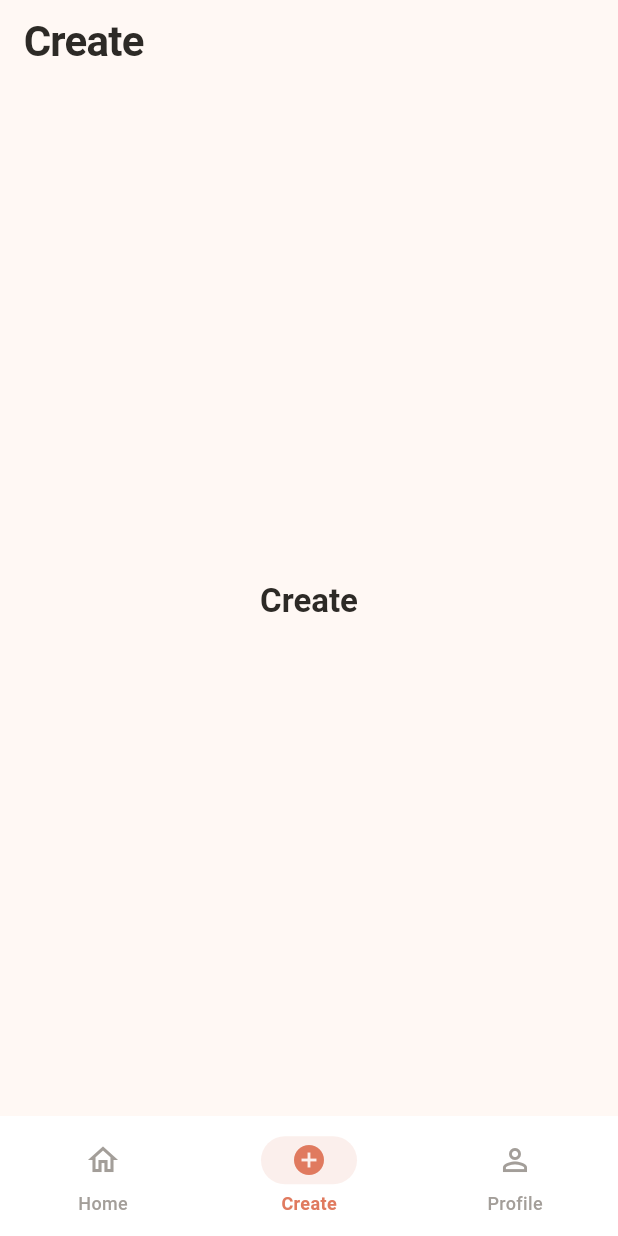
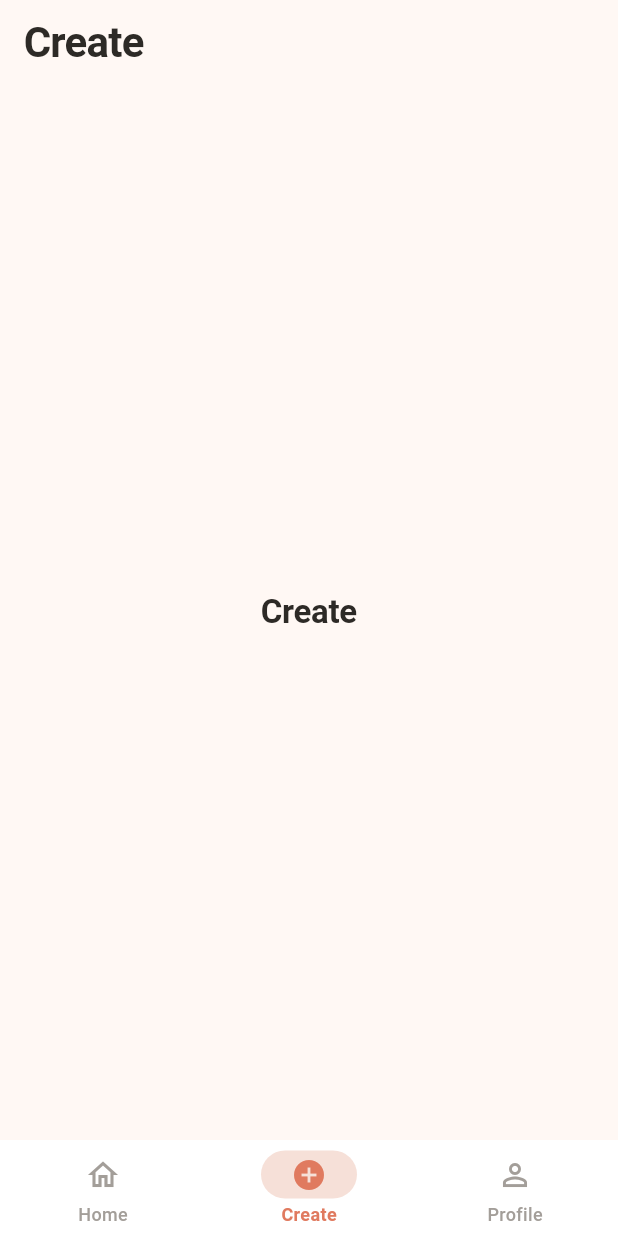
Before and after one commit to zakarbrnd-byte/MOMO, a Flutter app: the screen it shows after launch, item 2 of the bottom bar chosen, on a phone screen of 412 x 824 dp. Run offline on Flutter 3.47's test engine with Material 3 defaults, Android fonts, the phone set to English and light mode, and no system bars; our stand-ins replace flutter_riverpod.

Commit message:
Add MOMO design system tokens and theme wiring.
Expand warm/minimal design tokens per docs/06_Design_System.md:
colors, large typography, spacing scale, rounded card style,
button styles, and AppTheme — no screens.

Co-authored-by: zakarbrnd-byte <zakarbrnd-byte@users.noreply.github.com>

```diff
--- /dev/null
+++ b/lib/core/theme/app_button_style.dart
@@ -0,0 +1,106 @@
+import 'package:flutter/material.dart';
+
+import 'app_colors.dart';
+import 'app_spacing.dart';
+import 'app_typography.dart';
+
+/// Soft, rounded button styles — large tap targets, minimal chrome.
+abstract final class AppButtonStyle {
+  static const double radius = 16;
+  static const double minHeight = AppSpacing.tapTarget;
+
+  static BorderRadius get borderRadius => BorderRadius.circular(radius);
+
+  static Size get minimumSize => const Size(64, minHeight);
+
+  static EdgeInsetsGeometry get padding => const EdgeInsets.symmetric(
+        horizontal: AppSpacing.xl,
+        vertical: AppSpacing.md,
+      );
+
+  static RoundedRectangleBorder get shape =>
+      RoundedRectangleBorder(borderRadius: borderRadius);
+
+  /// Primary CTA — coral fill, white label.
+  static ButtonStyle get primary => ButtonStyle(
+        elevation: const WidgetStatePropertyAll(0),
+        shadowColor: const WidgetStatePropertyAll(Colors.transparent),
+        backgroundColor: WidgetStateProperty.resolveWith((states) {
+          if (states.contains(WidgetState.disabled)) {
+            return AppColors.primarySoft;
+          }
+          if (states.contains(WidgetState.pressed)) {
+            return AppColors.primaryDark;
+          }
+          return AppColors.primary;
+        }),
+        foregroundColor: WidgetStateProperty.resolveWith((states) {
+          if (states.contains(WidgetState.disabled)) {
+            return AppColors.textTertiary;
+          }
+          return AppColors.onPrimary;
+        }),
+        textStyle: const WidgetStatePropertyAll(AppTypography.button),
+        minimumSize: WidgetStatePropertyAll(minimumSize),
+        padding: WidgetStatePropertyAll(padding),
+        shape: WidgetStatePropertyAll(shape),
+      );
+
+  /// Secondary — outlined on warm surface.
+  static ButtonStyle get secondary => ButtonStyle(
+        elevation: const WidgetStatePropertyAll(0),
+        shadowColor: const WidgetStatePropertyAll(Colors.transparent),
+        backgroundColor: const WidgetStatePropertyAll(AppColors.surface),
+        foregroundColor: WidgetStateProperty.resolveWith((states) {
+          if (states.contains(WidgetState.disabled)) {
+            return AppColors.textTertiary;
+          }
+          return AppColors.primary;
+        }),
+        textStyle: WidgetStatePropertyAll(
+          AppTypography.button.copyWith(color: AppColors.primary),
+        ),
+        minimumSize: WidgetStatePropertyAll(minimumSize),
+        padding: WidgetStatePropertyAll(padding),
+        side: WidgetStateProperty.resolveWith((states) {
+          if (states.contains(WidgetState.disabled)) {
+            return const BorderSide(color: AppColors.border);
+          }
+          return const BorderSide(color: AppColors.primary, width: 1.5);
+        }),
+        shape: WidgetStatePropertyAll(shape),
+      );
+
+  /// Quiet text action.
+  static ButtonStyle get text => ButtonStyle(
+        elevation: const WidgetStatePropertyAll(0),
+        foregroundColor: WidgetStateProperty.resolveWith((states) {
+          if (states.contains(WidgetState.disabled)) {
+            return AppColors.textTertiary;
+          }
+          return AppColors.primary;
+        }),
+        textStyle: WidgetStatePropertyAll(
+          AppTypography.button.copyWith(color: AppColors.primary),
+        ),
+        minimumSize: WidgetStatePropertyAll(minimumSize),
+        padding: const WidgetStatePropertyAll(
+          EdgeInsets.symmetric(
+            horizontal: AppSpacing.lg,
+            vertical: AppSpacing.sm,
+          ),
+        ),
+        shape: WidgetStatePropertyAll(shape),
+      );
+
+  static ElevatedButtonThemeData get elevatedTheme =>
+      ElevatedButtonThemeData(style: primary);
+
+  static FilledButtonThemeData get filledTheme =>
+      FilledButtonThemeData(style: primary);
+
+  static OutlinedButtonThemeData get outlinedTheme =>
+      OutlinedButtonThemeData(style: secondary);
+
+  static TextButtonThemeData get textTheme => TextButtonThemeData(style: text);
+}
--- /dev/null
+++ b/lib/core/theme/app_card_style.dart
@@ -0,0 +1,39 @@
+import 'package:flutter/material.dart';
+
+import 'app_colors.dart';
+import 'app_spacing.dart';
+
+/// Rounded, quiet card chrome — "Everything is a Card."
+abstract final class AppCardStyle {
+  static const double radius = 20;
+  static const double borderWidth = 1;
+
+  static BorderRadius get borderRadius => BorderRadius.circular(radius);
+
+  static const EdgeInsets padding = AppSpacing.cardInsets;
+
+  static const BoxBorder border = Border.fromBorderSide(
+    BorderSide(color: AppColors.border, width: borderWidth),
+  );
+
+  static ShapeBorder get shape => RoundedRectangleBorder(
+        borderRadius: borderRadius,
+        side: const BorderSide(color: AppColors.border, width: borderWidth),
+      );
+
+  static BoxDecoration get decoration => BoxDecoration(
+        color: AppColors.surface,
+        borderRadius: borderRadius,
+        border: border,
+      );
+
+  static CardThemeData get theme => CardThemeData(
+        color: AppColors.surface,
+        elevation: 0,
+        shadowColor: Colors.transparent,
+        surfaceTintColor: Colors.transparent,
+        shape: shape,
+        margin: EdgeInsets.zero,
+        clipBehavior: Clip.antiAlias,
+      );
+}
--- a/lib/core/theme/app_colors.dart
+++ b/lib/core/theme/app_colors.dart
@@ -1,13 +1,32 @@
 import 'package:flutter/material.dart';
 
 /// Warm, minimal palette for MOMO.
+///
+/// Soft cream backgrounds, coral primary, quiet neutrals.
 abstract final class AppColors {
+  // Surfaces
   static const Color background = Color(0xFFFFF8F4);
   static const Color surface = Color(0xFFFFFFFF);
+  static const Color surfaceMuted = Color(0xFFF7EFE9);
+
+  // Brand
   static const Color primary = Color(0xFFE07A5F);
   static const Color primaryDark = Color(0xFFC45D42);
+  static const Color primarySoft = Color(0xFFF6E0D8);
+  static const Color onPrimary = Color(0xFFFFFFFF);
+
+  // Text
   static const Color textPrimary = Color(0xFF2D2A26);
   static const Color textSecondary = Color(0xFF6B6560);
+  static const Color textTertiary = Color(0xFFA39E99);
+
+  // Lines & chrome
   static const Color border = Color(0xFFEDE4DE);
+  static const Color borderStrong = Color(0xFFDCCFC6);
   static const Color navInactive = Color(0xFFA39E99);
+  static const Color divider = border;
+
+  // Feedback (kept quiet; use sparingly)
+  static const Color danger = Color(0xFFC44B4B);
+  static const Color success = Color(0xFF5A8F6B);
 }
--- /dev/null
+++ b/lib/core/theme/app_spacing.dart
@@ -0,0 +1,54 @@
+import 'package:flutter/material.dart';
+
+/// Spacing scale for MOMO — 4pt base, generous for touch and cards.
+abstract final class AppSpacing {
+  static const double xxs = 2;
+  static const double xs = 4;
+  static const double sm = 8;
+  static const double md = 12;
+  static const double lg = 16;
+  static const double xl = 24;
+  static const double xxl = 32;
+  static const double xxxl = 48;
+
+  /// Horizontal inset for screens / feed lists.
+  static const double page = lg;
+
+  /// Default inner padding for cards.
+  static const double card = lg;
+
+  /// Gap between stacked cards in a feed.
+  static const double cardGap = md;
+
+  /// Space between major screen sections.
+  static const double section = xl;
+
+  /// Minimum comfortable tap target.
+  static const double tapTarget = 48;
+
+  // EdgeInsets helpers
+
+  static const EdgeInsets pageInsets = EdgeInsets.symmetric(horizontal: page);
+
+  static const EdgeInsets cardInsets = EdgeInsets.all(card);
+
+  static const EdgeInsets screenInsets = EdgeInsets.fromLTRB(
+    page,
+    lg,
+    page,
+    xl,
+  );
+
+  static EdgeInsets only({
+    double left = 0,
+    double top = 0,
+    double right = 0,
+    double bottom = 0,
+  }) =>
+      EdgeInsets.only(left: left, top: top, right: right, bottom: bottom);
+
+  static EdgeInsets all(double value) => EdgeInsets.all(value);
+
+  static EdgeInsets symmetric({double horizontal = 0, double vertical = 0}) =>
+      EdgeInsets.symmetric(horizontal: horizontal, vertical: vertical);
+}
--- a/lib/core/theme/app_theme.dart
+++ b/lib/core/theme/app_theme.dart
@@ -1,53 +1,66 @@
 import 'package:flutter/material.dart';
 
+import 'app_button_style.dart';
+import 'app_card_style.dart';
 import 'app_colors.dart';
+import 'app_typography.dart';
 
+/// MOMO light theme — warm, minimal, large type, rounded cards.
 abstract final class AppTheme {
   static ThemeData get light {
-    final base = ThemeData(
+    return ThemeData(
       useMaterial3: true,
       brightness: Brightness.light,
-      colorScheme: ColorScheme.light(
+      fontFamily: AppTypography.fontFamily,
+      colorScheme: const ColorScheme.light(
         primary: AppColors.primary,
-        onPrimary: Colors.white,
+        onPrimary: AppColors.onPrimary,
+        primaryContainer: AppColors.primarySoft,
+        onPrimaryContainer: AppColors.primaryDark,
         secondary: AppColors.primaryDark,
+        onSecondary: AppColors.onPrimary,
         surface: AppColors.surface,
         onSurface: AppColors.textPrimary,
+        onSurfaceVariant: AppColors.textSecondary,
+        outline: AppColors.border,
+        outlineVariant: AppColors.borderStrong,
+        error: AppColors.danger,
+        onError: AppColors.onPrimary,
       ),
       scaffoldBackgroundColor: AppColors.background,
-    );
-
-    return base.copyWith(
-      textTheme: _textTheme(base.textTheme),
+      textTheme: AppTypography.textTheme,
+      primaryTextTheme: AppTypography.textTheme,
       appBarTheme: const AppBarTheme(
         backgroundColor: AppColors.background,
         foregroundColor: AppColors.textPrimary,
         elevation: 0,
         scrolledUnderElevation: 0,
         centerTitle: false,
-        titleTextStyle: TextStyle(
-          fontSize: 28,
-          fontWeight: FontWeight.w700,
-          color: AppColors.textPrimary,
-          letterSpacing: -0.5,
-        ),
+        titleTextStyle: AppTypography.headline,
+        iconTheme: IconThemeData(color: AppColors.textPrimary, size: 24),
       ),
-      cardTheme: CardThemeData(
-        color: AppColors.surface,
+      cardTheme: AppCardStyle.theme,
+      elevatedButtonTheme: AppButtonStyle.elevatedTheme,
+      filledButtonTheme: AppButtonStyle.filledTheme,
+      outlinedButtonTheme: AppButtonStyle.outlinedTheme,
+      textButtonTheme: AppButtonStyle.textTheme,
+      floatingActionButtonTheme: const FloatingActionButtonThemeData(
+        backgroundColor: AppColors.primary,
+        foregroundColor: AppColors.onPrimary,
         elevation: 0,
-        shape: RoundedRectangleBorder(
-          borderRadius: BorderRadius.circular(20),
-          side: const BorderSide(color: AppColors.border),
-        ),
-        margin: EdgeInsets.zero,
+        focusElevation: 0,
+        hoverElevation: 0,
+        highlightElevation: 0,
+        shape: CircleBorder(),
       ),
       navigationBarTheme: NavigationBarThemeData(
         backgroundColor: AppColors.surface,
-        indicatorColor: AppColors.primary.withOpacity(0.12),
+        elevation: 0,
+        height: 64,
+        indicatorColor: AppColors.primarySoft,
         labelTextStyle: WidgetStateProperty.resolveWith((states) {
           final selected = states.contains(WidgetState.selected);
-          return TextStyle(
-            fontSize: 12,
+          return AppTypography.navLabel.copyWith(
             fontWeight: selected ? FontWeight.w600 : FontWeight.w500,
             color: selected ? AppColors.primary : AppColors.navInactive,
           );
@@ -61,58 +74,61 @@ abstract final class AppTheme {
         }),
       ),
       dividerTheme: const DividerThemeData(
-        color: AppColors.border,
+        color: AppColors.divider,
         thickness: 1,
         space: 1,
       ),
-    );
-  }
-
-  static TextTheme _textTheme(TextTheme base) {
-    return base.copyWith(
-      displayLarge: base.displayLarge?.copyWith(
-        fontSize: 36,
-        fontWeight: FontWeight.w700,
-        color: AppColors.textPrimary,
-        letterSpacing: -1,
+      chipTheme: ChipThemeData(
+        backgroundColor: AppColors.surfaceMuted,
+        disabledColor: AppColors.surfaceMuted,
+        selectedColor: AppColors.primarySoft,
+        secondarySelectedColor: AppColors.primarySoft,
+        padding: const EdgeInsets.symmetric(horizontal: 12, vertical: 8),
+        labelStyle: AppTypography.caption.copyWith(
+          color: AppColors.textPrimary,
+        ),
+        secondaryLabelStyle: AppTypography.caption.copyWith(
+          color: AppColors.primaryDark,
+        ),
+        brightness: Brightness.light,
+        side: const BorderSide(color: AppColors.border),
+        shape: RoundedRectangleBorder(borderRadius: BorderRadius.circular(12)),
       ),
-      headlineLarge: base.headlineLarge?.copyWith(
-        fontSize: 28,
-        fontWeight: FontWeight.w700,
-        color: AppColors.textPrimary,
-        letterSpacing: -0.5,
+      inputDecorationTheme: InputDecorationTheme(
+        filled: true,
+        fillColor: AppColors.surface,
+        contentPadding: const EdgeInsets.symmetric(
+          horizontal: 16,
+          vertical: 14,
+        ),
+        hintStyle: AppTypography.bodySecondary,
+        labelStyle: AppTypography.label,
+        border: OutlineInputBorder(
+          borderRadius: BorderRadius.circular(AppCardStyle.radius),
+          borderSide: const BorderSide(color: AppColors.border),
+        ),
+        enabledBorder: OutlineInputBorder(
+          borderRadius: BorderRadius.circular(AppCardStyle.radius),
+          borderSide: const BorderSide(color: AppColors.border),
+        ),
+        focusedBorder: OutlineInputBorder(
+          borderRadius: BorderRadius.circular(AppCardStyle.radius),
+          borderSide: const BorderSide(color: AppColors.primary, width: 1.5),
+        ),
+        errorBorder: OutlineInputBorder(
+          borderRadius: BorderRadius.circular(AppCardStyle.radius),
+          borderSide: const BorderSide(color: AppColors.danger),
+        ),
       ),
-      headlineMedium: base.headlineMedium?.copyWith(
-        fontSize: 22,
-        fontWeight: FontWeight.w600,
-        color: AppColors.textPrimary,
-      ),
-      titleLarge: base.titleLarge?.copyWith(
-        fontSize: 20,
-        fontWeight: FontWeight.w600,
-        color: AppColors.textPrimary,
-      ),
-      titleMedium: base.titleMedium?.copyWith(
-        fontSize: 16,
-        fontWeight: FontWeight.w600,
-        color: AppColors.textPrimary,
-      ),
-      bodyLarge: base.bodyLarge?.copyWith(
-        fontSize: 16,
-        fontWeight: FontWeight.w400,
-        color: AppColors.textPrimary,
-        height: 1.45,
-      ),
-      bodyMedium: base.bodyMedium?.copyWith(
-        fontSize: 14,
-        fontWeight: FontWeight.w400,
-        color: AppColors.textSecondary,
-        height: 1.4,
-      ),
-      labelLarge: base.labelLarge?.copyWith(
-        fontSize: 14,
-        fontWeight: FontWeight.w600,
-        color: AppColors.textPrimary,
+      snackBarTheme: SnackBarThemeData(
+        backgroundColor: AppColors.textPrimary,
+        contentTextStyle: AppTypography.body.copyWith(
+          color: AppColors.onPrimary,
+        ),
+        behavior: SnackBarBehavior.floating,
+        shape: RoundedRectangleBorder(
+          borderRadius: BorderRadius.circular(12),
+        ),
       ),
     );
   }
--- /dev/null
+++ b/lib/core/theme/app_typography.dart
@@ -0,0 +1,123 @@
+import 'package:flutter/material.dart';
+
+import 'app_colors.dart';
+
+/// Large, readable type scale for MOMO.
+///
+/// Designed for quick scanning on a phone — big titles, calm body copy.
+abstract final class AppTypography {
+  static const String? fontFamily = null; // system / platform default for MVP
+
+  static const TextStyle display = TextStyle(
+    fontFamily: fontFamily,
+    fontSize: 36,
+    fontWeight: FontWeight.w700,
+    height: 1.15,
+    letterSpacing: -1,
+    color: AppColors.textPrimary,
+  );
+
+  static const TextStyle headline = TextStyle(
+    fontFamily: fontFamily,
+    fontSize: 28,
+    fontWeight: FontWeight.w700,
+    height: 1.2,
+    letterSpacing: -0.5,
+    color: AppColors.textPrimary,
+  );
+
+  static const TextStyle title = TextStyle(
+    fontFamily: fontFamily,
+    fontSize: 22,
+    fontWeight: FontWeight.w600,
+    height: 1.25,
+    letterSpacing: -0.2,
+    color: AppColors.textPrimary,
+  );
+
+  static const TextStyle titleSmall = TextStyle(
+    fontFamily: fontFamily,
+    fontSize: 18,
+    fontWeight: FontWeight.w600,
+    height: 1.3,
+    color: AppColors.textPrimary,
+  );
+
+  static const TextStyle body = TextStyle(
+    fontFamily: fontFamily,
+    fontSize: 16,
+    fontWeight: FontWeight.w400,
+    height: 1.45,
+    color: AppColors.textPrimary,
+  );
+
+  static const TextStyle bodyStrong = TextStyle(
+    fontFamily: fontFamily,
+    fontSize: 16,
+    fontWeight: FontWeight.w600,
+    height: 1.4,
+    color: AppColors.textPrimary,
+  );
+
+  static const TextStyle bodySecondary = TextStyle(
+    fontFamily: fontFamily,
+    fontSize: 14,
+    fontWeight: FontWeight.w400,
+    height: 1.4,
+    color: AppColors.textSecondary,
+  );
+
+  static const TextStyle caption = TextStyle(
+    fontFamily: fontFamily,
+    fontSize: 13,
+    fontWeight: FontWeight.w500,
+    height: 1.35,
+    color: AppColors.textSecondary,
+  );
+
+  static const TextStyle label = TextStyle(
+    fontFamily: fontFamily,
+    fontSize: 14,
+    fontWeight: FontWeight.w600,
+    height: 1.2,
+    color: AppColors.textPrimary,
+  );
+
+  static const TextStyle button = TextStyle(
+    fontFamily: fontFamily,
+    fontSize: 16,
+    fontWeight: FontWeight.w600,
+    height: 1.2,
+    letterSpacing: 0.1,
+    color: AppColors.onPrimary,
+  );
+
+  static const TextStyle navLabel = TextStyle(
+    fontFamily: fontFamily,
+    fontSize: 12,
+    fontWeight: FontWeight.w500,
+    height: 1.2,
+    color: AppColors.navInactive,
+  );
+
+  /// Maps MOMO type styles onto Material [TextTheme] roles.
+  static TextTheme get textTheme {
+    return const TextTheme(
+      displayLarge: display,
+      displayMedium: headline,
+      displaySmall: title,
+      headlineLarge: headline,
+      headlineMedium: title,
+      headlineSmall: titleSmall,
+      titleLarge: titleSmall,
+      titleMedium: bodyStrong,
+      titleSmall: label,
+      bodyLarge: body,
+      bodyMedium: bodySecondary,
+      bodySmall: caption,
+      labelLarge: button,
+      labelMedium: label,
+      labelSmall: navLabel,
+    );
+  }
+}
```
Also changed, not shown: pubspec.lock (added), 2 other files.
